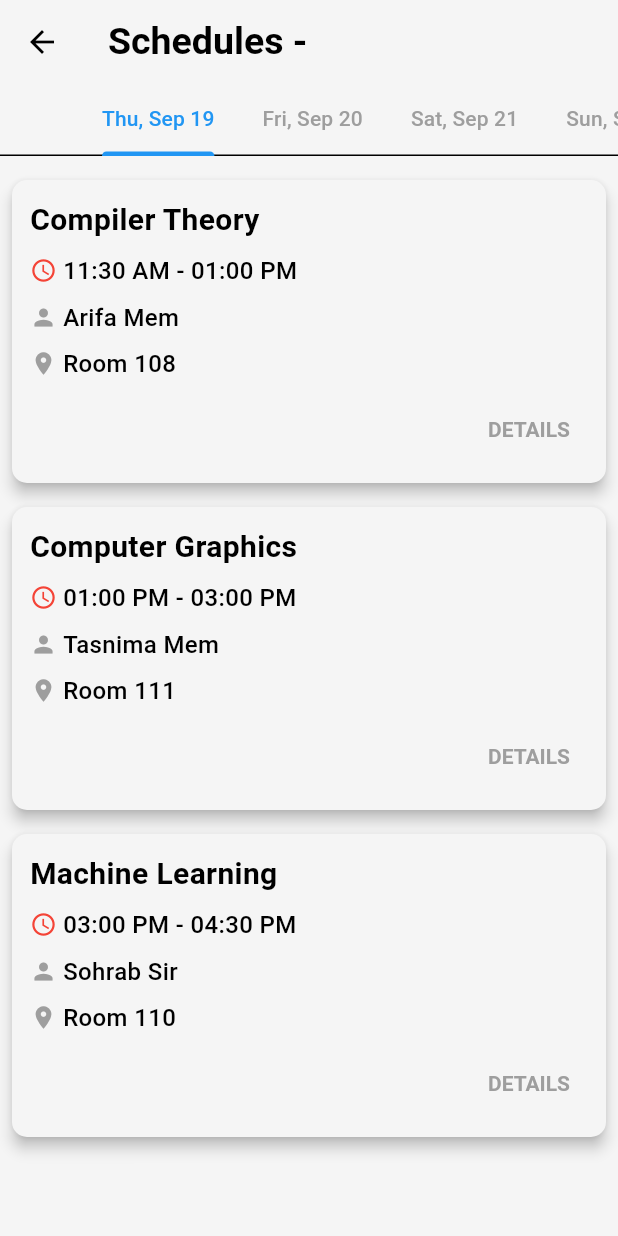
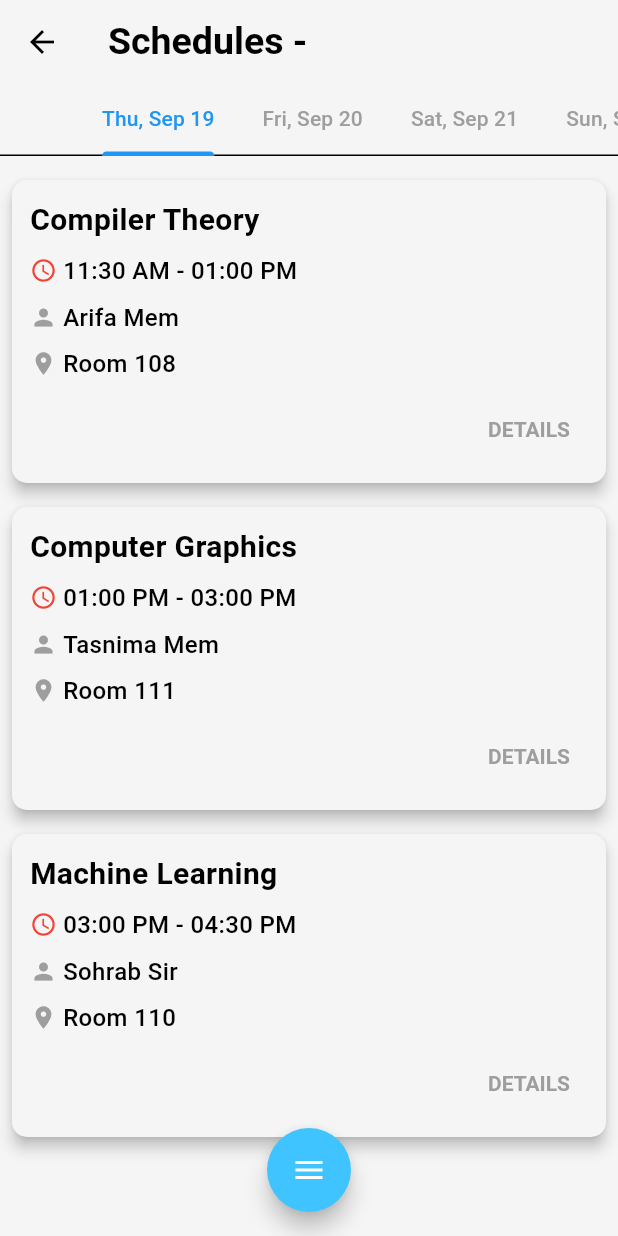
Before and after one commit to TasnimIslamRaisa/Class_Organizer, a Flutter app: the MonthlySchedules screen opened directly with empty values, on a phone screen of 412 x 824 dp. Run offline on Flutter 3.47's test engine with Material 3 defaults, Android fonts, the phone set to English and light mode, and no system bars; drawn by our look-alikes of flutter_speed_dial; our stand-ins replace avatar_glow, barcode_widget, connectivity_plus, dropdown_search, file_picker, firebase_auth and 14 more; accounts and stored records are empty; project files that could hold a hidden picture were left out.

Commit message:
add schedule

```diff
--- a/class_organizer/lib/admin/school/schedule/monthly_schedules.dart
+++ b/class_organizer/lib/admin/school/schedule/monthly_schedules.dart
@@ -1,5 +1,6 @@
 import 'package:class_organizer/admin/school/schedule/single_day_schedule.dart';
 import 'package:flutter/material.dart';
+import 'package:flutter_speed_dial/flutter_speed_dial.dart';
 import 'package:intl/intl.dart';
 
 import '../../../models/routine.dart';
@@ -50,6 +51,27 @@ class _MonthlySchedulesState extends State<MonthlySchedules> {
             return SingleDaySchedule(date: date);
           }).toList(),
         ),
+        floatingActionButton: SpeedDial(
+          animatedIcon: AnimatedIcons.menu_close,
+          backgroundColor: Colors.lightBlueAccent,
+          children: [
+            SpeedDialChild(
+              child: const Icon(Icons.add),
+              label: 'Add Class',
+              onTap: () {
+                // _showAddClassBottomSheet(context);
+              },
+            ),
+            SpeedDialChild(
+              child: const Icon(Icons.edit),
+              label: 'Edit Class',
+              onTap: () {
+
+              },
+            ),
+          ],
+        ),
+        floatingActionButtonLocation: FloatingActionButtonLocation.centerFloat,
       ),
     );
   }
```
Also changed, not shown: class_organizer/lib/admin/school/schedule/weekly_schedules.dart (+22 -0 lines).
